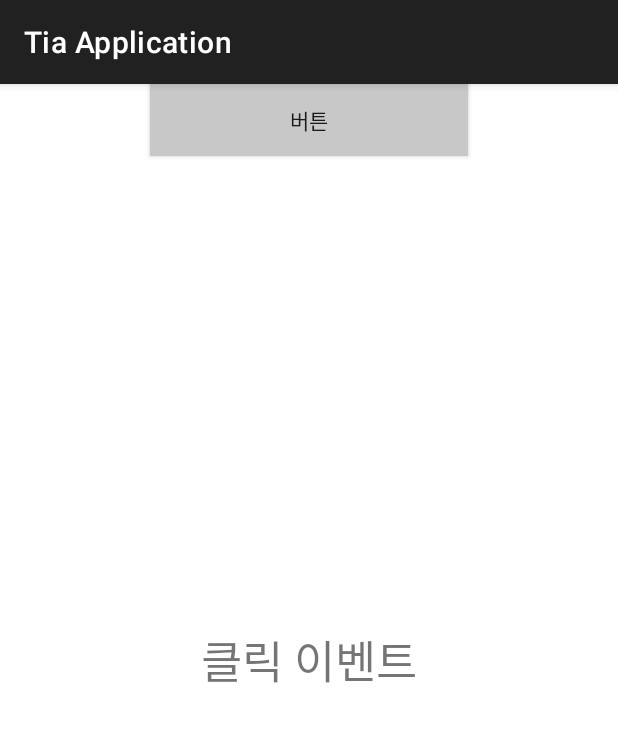
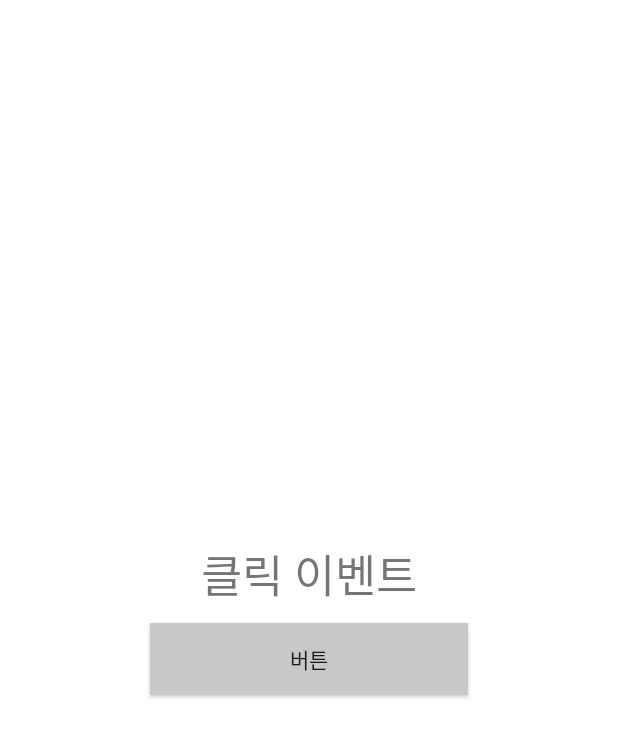
Before and after one commit to nueag/tia-assignment, an Android app: the screen it shows after launch (MainActivity), on a phone screen of 412 x 824 dp. Shown: the top 737 px of the screen. Run offline under Robolectric (Android 15) with nearby library versions, the phone set to English and light mode, and no system bars.

Commit message:
[FEAT] 화면 구성

```diff
--- a/app/src/main/java/com/example/tiaapplication/MainActivity.java
+++ b/app/src/main/java/com/example/tiaapplication/MainActivity.java
@@ -1,9 +1,12 @@
 package com.example.tiaapplication;
 
 import android.os.Bundle;
+import android.view.WindowInsetsController;
 
 import androidx.annotation.Nullable;
+import androidx.appcompat.app.ActionBar;
 import androidx.appcompat.app.AppCompatActivity;
+import androidx.core.view.WindowInsetsControllerCompat;
 
 
 public class MainActivity extends AppCompatActivity {
@@ -12,5 +15,12 @@ public class MainActivity extends AppCompatActivity {
     protected void onCreate(@Nullable Bundle savedInstanceState) {
         super.onCreate(savedInstanceState);
         setContentView(R.layout.main);
+
+        //titleBar 삭제
+        ActionBar actionBar = getSupportActionBar();
+        actionBar.hide();
+
+        //상태바 색깔 변경
+
     }
 }
--- a/app/src/main/res/layout/main.xml
+++ b/app/src/main/res/layout/main.xml
@@ -5,9 +5,14 @@
     android:layout_height="match_parent"
     xmlns:app="http://schemas.android.com/apk/res-auto">
 
+    <LinearLayout
+        android:layout_width="match_parent"
+        android:layout_height="match_parent"
+        android:orientation="vertical"
+        android:gravity="center">
         <TextView
             android:layout_width="match_parent"
-        android:layout_height="match_parent"
+            android:layout_height="wrap_content"
             android:text="@string/main_defualt_textView"
             android:textSize="30sp"
             android:gravity="center"
@@ -19,10 +24,13 @@
             android:layout_height="wrap_content"
             android:layout_marginStart="100dp"
             android:layout_marginEnd="100dp"
+            android:layout_marginTop="10dp"
             android:background="@color/gray"
             android:text="버튼"
             app:layout_constraintStart_toStartOf="parent"
             app:layout_constraintTop_toTopOf="parent" />
+    </LinearLayout>
+
 
 
 </androidx.constraintlayout.widget.ConstraintLayout>
--- a/app/src/main/res/values/strings.xml
+++ b/app/src/main/res/values/strings.xml
@@ -1,4 +1,5 @@
 <resources>
     <string name="app_name">Tia Application</string>
     <string name="main_defualt_textView">클릭 이벤트</string>
+    <string name="main_button">버튼</string>
 </resources>
--- a/app/src/main/res/values/themes.xml
+++ b/app/src/main/res/values/themes.xml
@@ -11,5 +11,6 @@
         <!-- Status bar color. -->
         <item name="android:statusBarColor">@color/status_bar</item>
         <!-- Customize your theme here. -->
+        <item name="android:windowLightStatusBar">true</item>
     </style>
 </resources>
```
Lines whose indentation alone changed are shown as unchanged.
